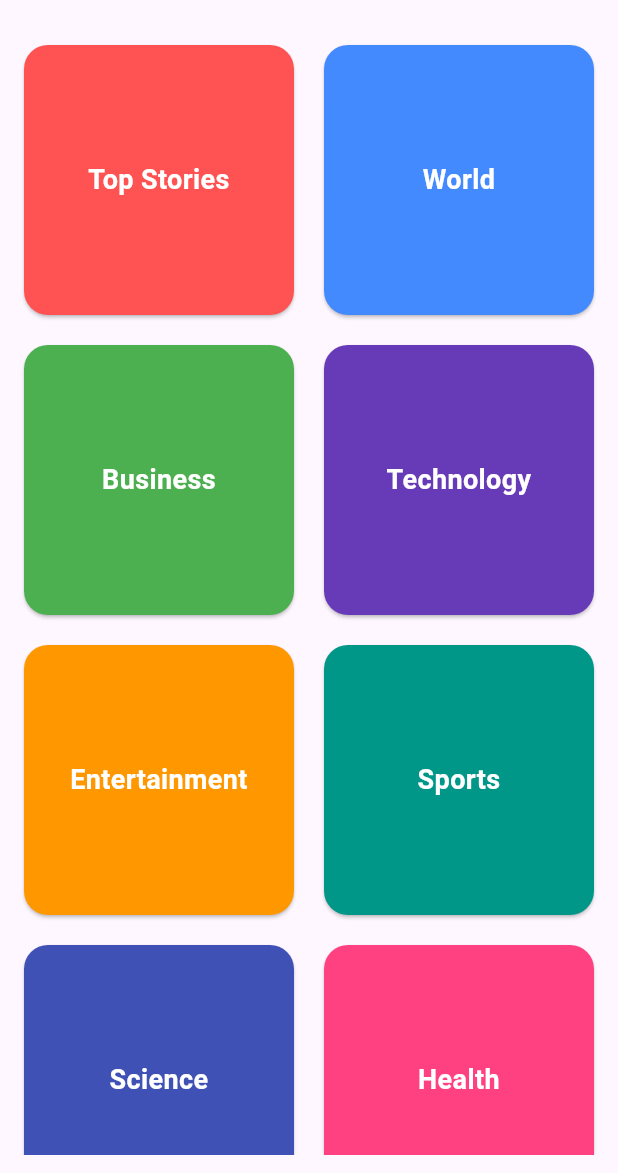
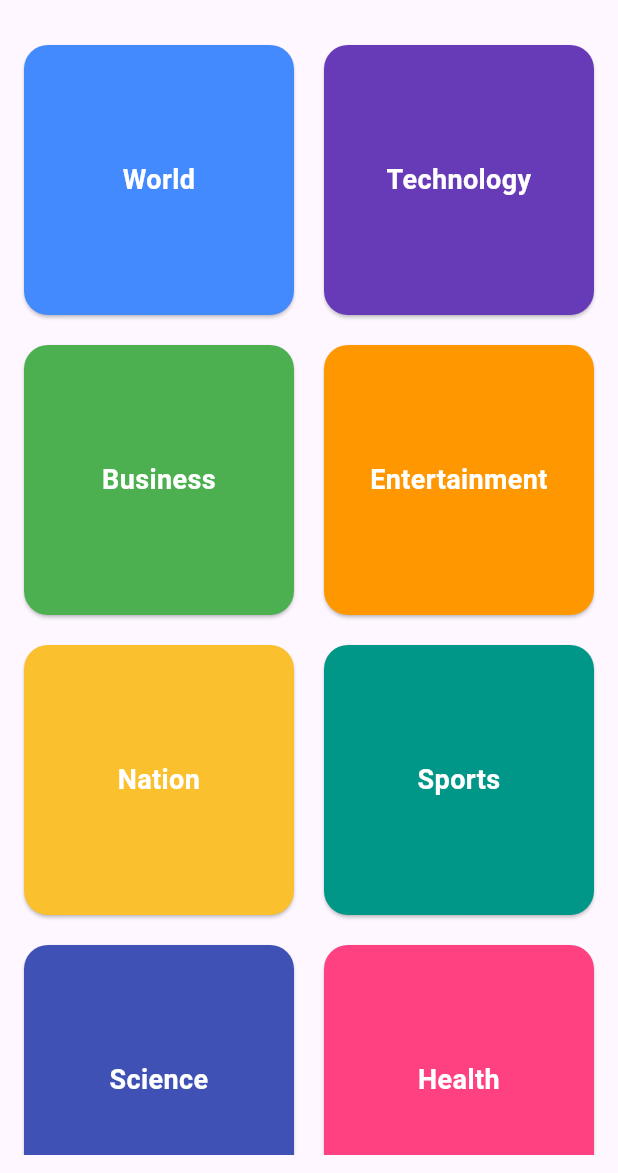
Before and after one commit to ipraveenkmr/Flutter-News-App, a Flutter app: the screen it shows after launch, on a phone screen of 412 x 824 dp, the part 63-1236 px from its top. Run offline on Flutter 3.47's test engine with Material 3 defaults, Android fonts, the phone set to English and light mode, and no system bars.

Commit message:
news enhanced

```diff
--- a/lib/news_categories_page.dart
+++ b/lib/news_categories_page.dart
@@ -3,11 +3,11 @@ import 'news_screen.dart'; // Make sure this path matches where NewsScreen is lo
 
 class NewsCategoriesPage extends StatelessWidget {
   final List<Map<String, dynamic>> categories = [
-    {'title': 'Top Stories', 'color': Colors.redAccent},
     {'title': 'World', 'color': Colors.blueAccent},
+    {'title': 'Technology', 'color': Colors.deepPurple},
     {'title': 'Business', 'color': Colors.green},
-    {'title': 'Technology', 'color': Colors.deepPurple},
     {'title': 'Entertainment', 'color': Colors.orange},
+    {'title': 'Nation', 'color': Colors.yellow[700]},
     {'title': 'Sports', 'color': Colors.teal},
     {'title': 'Science', 'color': Colors.indigo},
     {'title': 'Health', 'color': Colors.pinkAccent},
```
Also changed, not shown: lib/news_screen.dart (+15 -4 lines).
